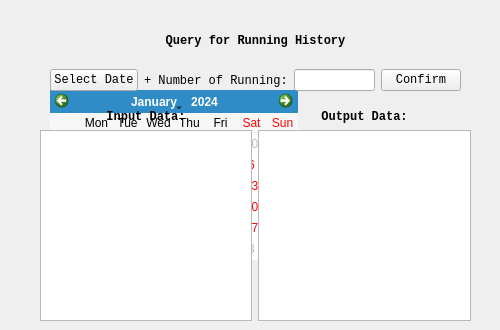
Above: mainwidgets/history.ui from SimonCqk/Photon_Propagation_Simulation before the change. Below: the same form after it.
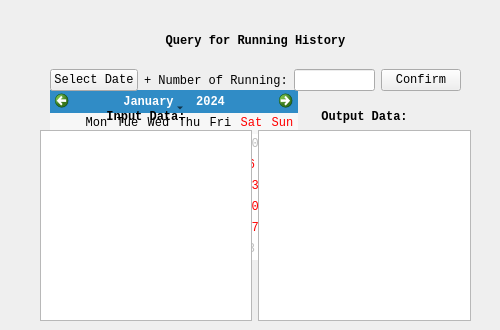
That is the form after the change.

What changed in the file:
```diff
--- a/mainwidgets/history.ui
+++ b/mainwidgets/history.ui
@@ -45,6 +45,11 @@
      <height>170</height>
     </rect>
    </property>
+   <property name="font">
+    <font>
+     <family>Consolas</family>
+    </font>
+   </property>
   </widget>
   <widget class="QWidget" name="horizontalLayoutWidget">
    <property name="geometry">
```
